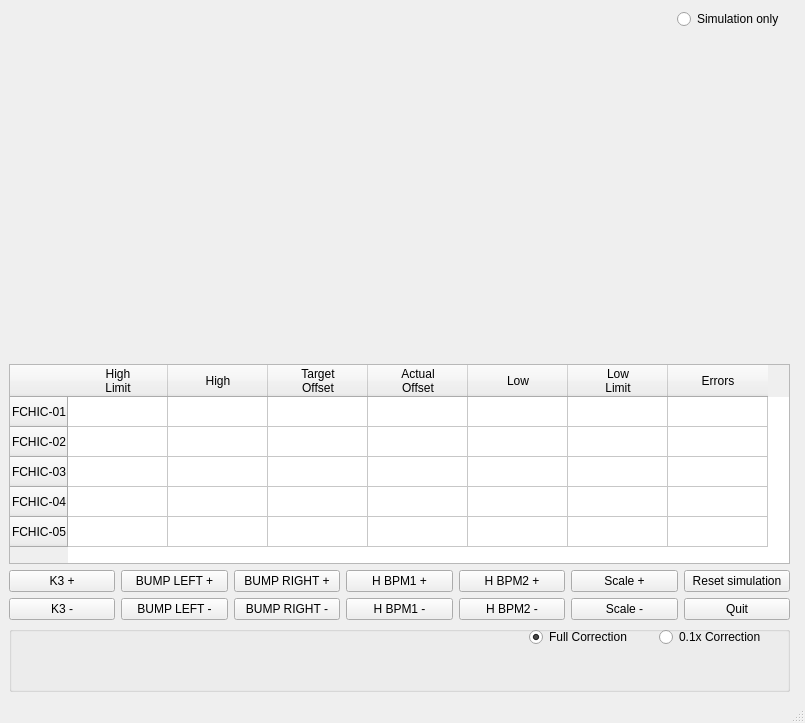
Old version of the form i10chicgui.ui in the repository DiamondLightSource/i10switching.
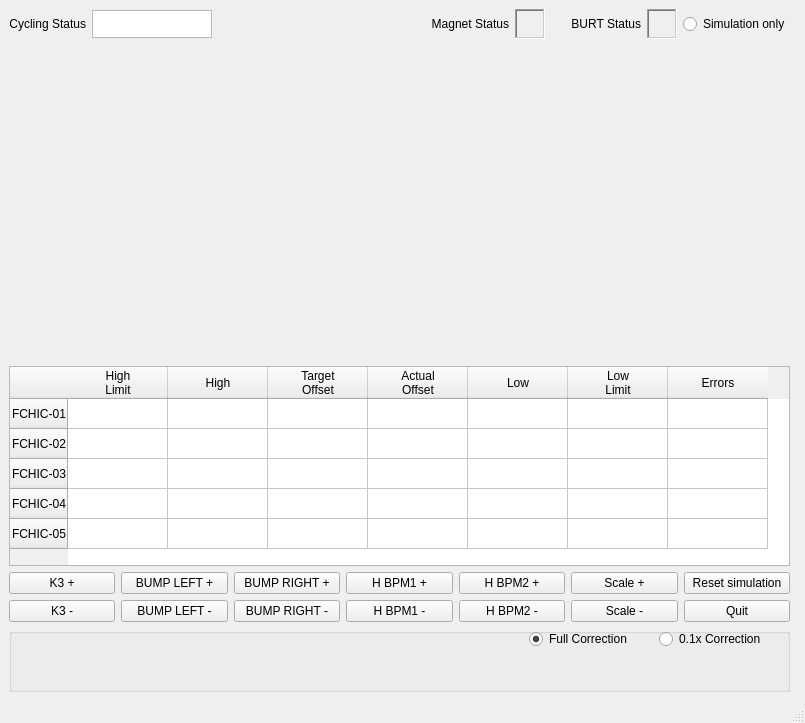
New version of the form.

Diff of the .ui file:
```diff
--- a/i10chicgui.ui
+++ b/i10chicgui.ui
@@ -246,36 +246,207 @@
       <property name="sizeConstraint">
        <enum>QLayout::SetDefaultConstraint</enum>
       </property>
-      <item row="0" column="3">
-       <widget class="QFrame" name="frame">
-        <property name="frameShape">
-         <enum>QFrame::StyledPanel</enum>
-        </property>
-        <property name="frameShadow">
-         <enum>QFrame::Raised</enum>
-        </property>
-       </widget>
-      </item>
+      <property name="verticalSpacing">
+       <number>6</number>
+      </property>
       <item row="0" column="1">
+       <widget class="QLabel" name="cycling_label_2">
+        <property name="maximumSize">
+         <size>
+          <width>16777215</width>
+          <height>28</height>
+         </size>
+        </property>
+        <property name="text">
+         <string>Cycling Status</string>
+        </property>
+        <property name="alignment">
+         <set>Qt::AlignRight|Qt::AlignTrailing|Qt::AlignVCenter</set>
+        </property>
+       </widget>
+      </item>
+      <item row="0" column="2">
+       <widget class="QTextEdit" name="cycling_textbox_2">
+        <property name="minimumSize">
+         <size>
+          <width>80</width>
+          <height>28</height>
+         </size>
+        </property>
+        <property name="maximumSize">
+         <size>
+          <width>120</width>
+          <height>28</height>
+         </size>
+        </property>
+        <property name="focusPolicy">
+         <enum>Qt::NoFocus</enum>
+        </property>
+        <property name="contextMenuPolicy">
+         <enum>Qt::DefaultContextMenu</enum>
+        </property>
+        <property name="acceptDrops">
+         <bool>false</bool>
+        </property>
+        <property name="verticalScrollBarPolicy">
+         <enum>Qt::ScrollBarAlwaysOff</enum>
+        </property>
+        <property name="horizontalScrollBarPolicy">
+         <enum>Qt::ScrollBarAlwaysOff</enum>
+        </property>
+        <property name="readOnly">
+         <bool>true</bool>
+        </property>
+       </widget>
+      </item>
+      <item row="0" column="3">
+       <spacer name="horizontalSpacer">
+        <property name="orientation">
+         <enum>Qt::Horizontal</enum>
+        </property>
+        <property name="sizeHint" stdset="0">
+         <size>
+          <width>20</width>
+          <height>20</height>
+         </size>
+        </property>
+       </spacer>
+      </item>
+      <item row="0" column="4">
+       <widget class="QLabel" name="magnet_label_2">
+        <property name="maximumSize">
+         <size>
+          <width>16777215</width>
+          <height>28</height>
+         </size>
+        </property>
+        <property name="text">
+         <string>Magnet Status</string>
+        </property>
+        <property name="alignment">
+         <set>Qt::AlignRight|Qt::AlignTrailing|Qt::AlignVCenter</set>
+        </property>
+       </widget>
+      </item>
+      <item row="0" column="5">
+       <widget class="QFrame" name="magnet_led_2">
+        <property name="sizePolicy">
+         <sizepolicy hsizetype="Preferred" vsizetype="Preferred">
+          <horstretch>0</horstretch>
+          <verstretch>0</verstretch>
+         </sizepolicy>
+        </property>
+        <property name="minimumSize">
+         <size>
+          <width>30</width>
+          <height>30</height>
+         </size>
+        </property>
+        <property name="maximumSize">
+         <size>
+          <width>30</width>
+          <height>30</height>
+         </size>
+        </property>
+        <property name="autoFillBackground">
+         <bool>true</bool>
+        </property>
+        <property name="frameShape">
+         <enum>QFrame::WinPanel</enum>
+        </property>
+        <property name="frameShadow">
+         <enum>QFrame::Sunken</enum>
+        </property>
+        <property name="lineWidth">
+         <number>1</number>
+        </property>
+        <property name="midLineWidth">
+         <number>0</number>
+        </property>
+       </widget>
+      </item>
+      <item row="0" column="6">
+       <spacer name="horizontalSpacer_4">
+        <property name="orientation">
+         <enum>Qt::Horizontal</enum>
+        </property>
+        <property name="sizeType">
+         <enum>QSizePolicy::Preferred</enum>
+        </property>
+        <property name="sizeHint" stdset="0">
+         <size>
+          <width>20</width>
+          <height>20</height>
+         </size>
+        </property>
+       </spacer>
+      </item>
+      <item row="0" column="7">
+       <widget class="QLabel" name="burt_label_2">
+        <property name="maximumSize">
+         <size>
+          <width>16777215</width>
+          <height>28</height>
+         </size>
+        </property>
+        <property name="text">
+         <string>BURT Status</string>
+        </property>
+        <property name="alignment">
+         <set>Qt::AlignRight|Qt::AlignTrailing|Qt::AlignVCenter</set>
+        </property>
+       </widget>
+      </item>
+      <item row="0" column="8">
+       <widget class="QFrame" name="burt_led_2">
+        <property name="sizePolicy">
+         <sizepolicy hsizetype="Preferred" vsizetype="Preferred">
+          <horstretch>0</horstretch>
+          <verstretch>0</verstretch>
+         </sizepolicy>
+        </property>
+        <property name="minimumSize">
+         <size>
+          <width>30</width>
+          <height>30</height>
+         </size>
+        </property>
+        <property name="maximumSize">
+         <size>
+          <width>30</width>
+          <height>30</height>
+         </size>
+        </property>
+        <property name="autoFillBackground">
+         <bool>true</bool>
+        </property>
+        <property name="frameShape">
+         <enum>QFrame::WinPanel</enum>
+        </property>
+        <property name="frameShadow">
+         <enum>QFrame::Sunken</enum>
+        </property>
+        <property name="lineWidth">
+         <number>1</number>
+        </property>
+        <property name="midLineWidth">
+         <number>0</number>
+        </property>
+       </widget>
+      </item>
+      <item row="0" column="9">
        <widget class="QRadioButton" name="simButton">
+        <property name="maximumSize">
+         <size>
+          <width>16777215</width>
+          <height>30</height>
+         </size>
+        </property>
         <property name="text">
          <string>Simulation only</string>
         </property>
        </widget>
       </item>
-      <item row="0" column="0">
-       <spacer name="horizontalSpacer">
-        <property name="orientation">
-         <enum>Qt::Horizontal</enum>
-        </property>
-        <property name="sizeHint" stdset="0">
-         <size>
-          <width>40</width>
-          <height>20</height>
-         </size>
-        </property>
-       </spacer>
-      </item>
      </layout>
     </item>
     <item row="9" column="0">
```
